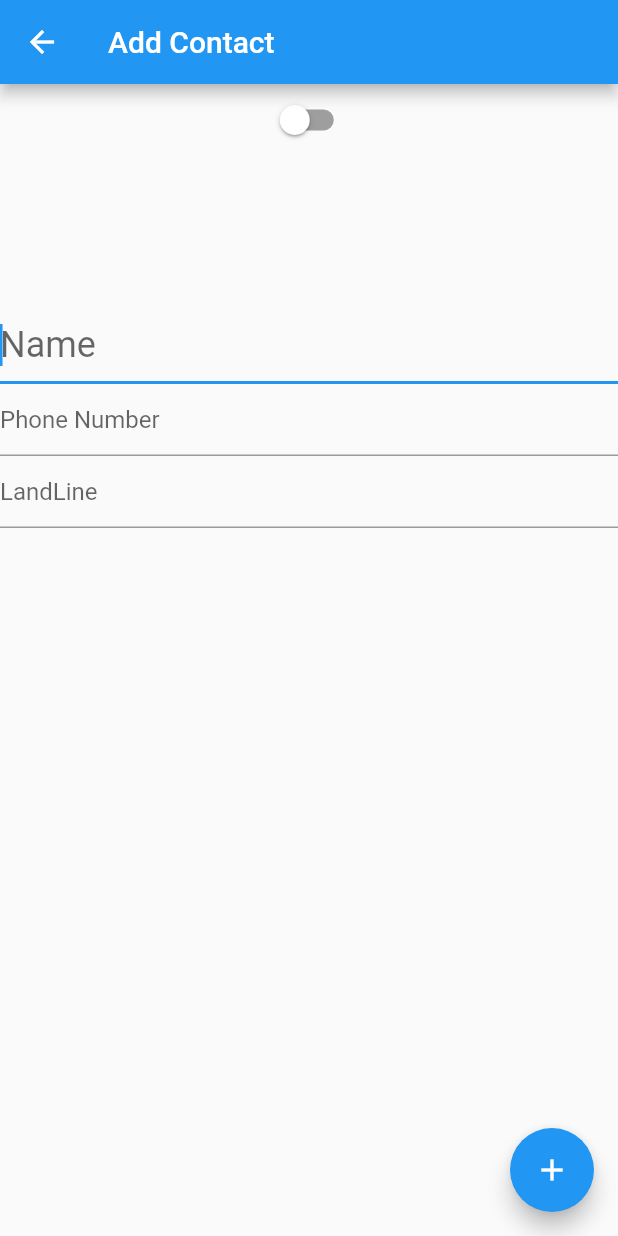
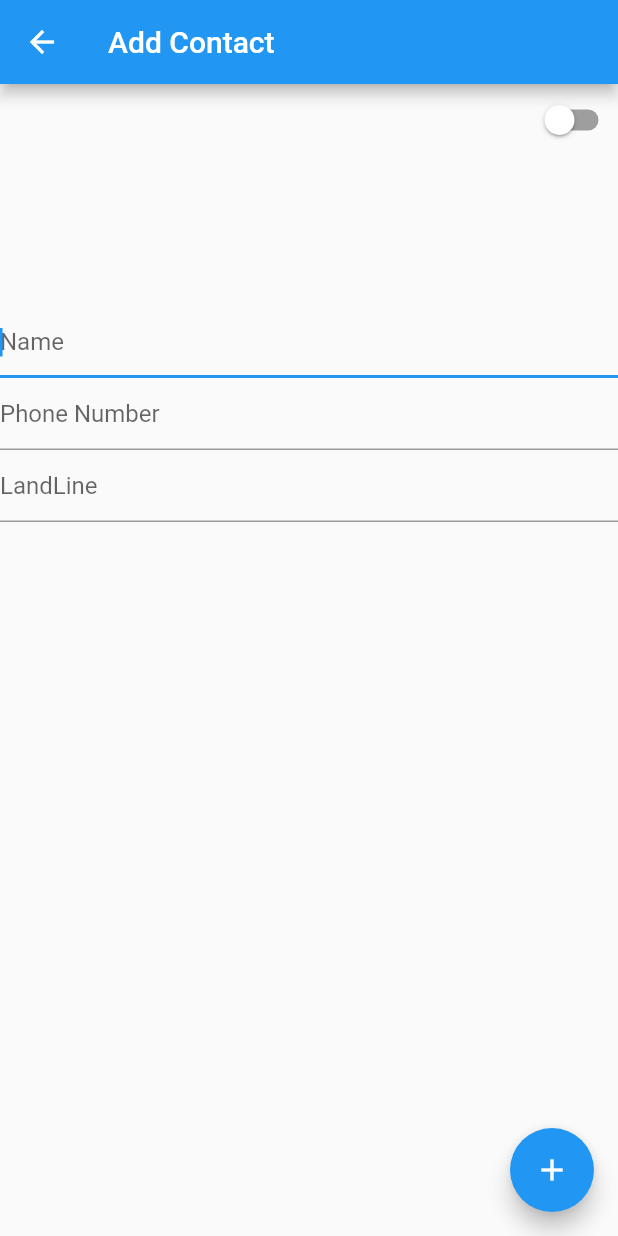
Before and after one commit to kunwarSPA/ContactsApplication, a Flutter app: the AddEditScreen screen opened by its route, on a phone screen of 412 x 824 dp. Run offline on Flutter 3.47's test engine with Material 2 defaults, Android fonts, the phone set to English and light mode, and no system bars; our stand-ins replace bloc, equatable, flutter_bloc, image_picker, sqflite; accounts and stored records are empty; key blocks and very long unbroken strings in the code were emptied for the run.

Commit message:
Changes on align

```diff
--- a/lib/AddEditScreen.dart
+++ b/lib/AddEditScreen.dart
@@ -82,7 +82,9 @@ class _AddEditScreenState extends State<AddEditScreen> {
         key: _formKey,
         child: Column(
           children: <Widget>[
-            Switch(
+            Align(
+              alignment: Alignment.topRight,
+              child: Switch(
                 onChanged: toggleSwitch,
                 value: widget.dictionaryModel != null
                     ? widget.dictionaryModel.favourites
@@ -91,6 +93,7 @@ class _AddEditScreenState extends State<AddEditScreen> {
                 activeTrackColor: Colors.green,
                 inactiveThumbColor: Colors.white,
                 inactiveTrackColor: Colors.grey,
+              ),
             ),
             // if (_image != null || widget.dictionaryModel != null)
             GestureDetector(
@@ -123,7 +126,6 @@ class _AddEditScreenState extends State<AddEditScreen> {
               initialValue: isEditing ? widget.dictionaryModel.name : '',
               key: ArchSampleKeys.taskField,
               autofocus: !isEditing,
-              style: textTheme.headline5,
               decoration: InputDecoration(
                 hintText: "Name",
               ),
```
Lines whose indentation alone changed are shown as unchanged.
